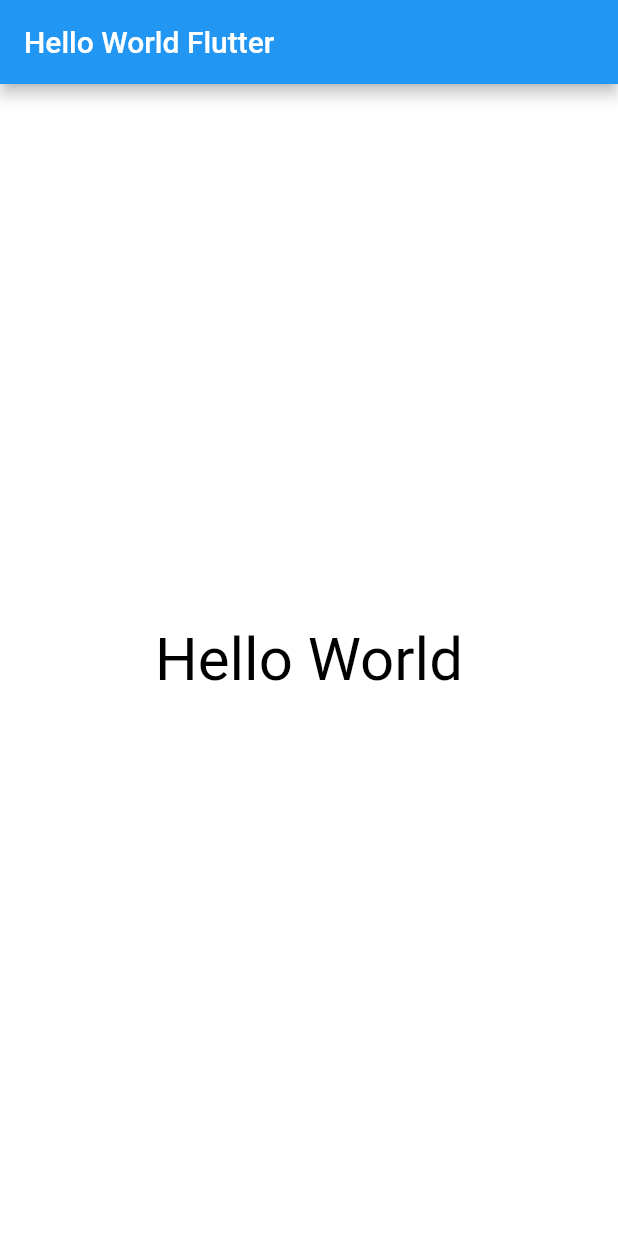
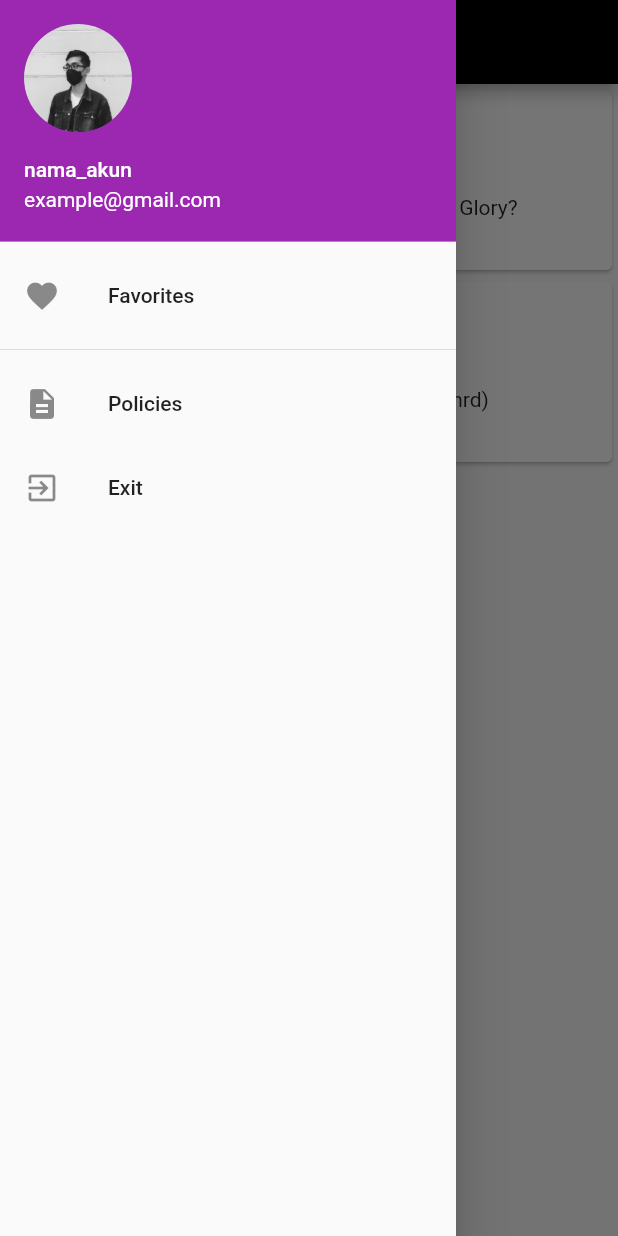
Before and after one commit to dfs1983/kelompok7_flutter, a Flutter app: the screen it shows after launch, with the side drawer open (before the commit the screen has no drawer), on a phone screen of 412 x 824 dp. Run offline on Flutter 3.47's test engine with Material 2 defaults, Android fonts, the light colour scheme and no system bars; our stand-ins replace share_plus.

Commit message:
Project 2 : Penambahan asset gambar dan file musik, navbar, dan artikel di main

```diff
--- /dev/null
+++ b/lib/NavBar.dart
@@ -0,0 +1,51 @@
+import 'package:flutter/material.dart';
+import 'package:share_plus/share_plus.dart';
+
+class NavBar extends StatelessWidget {
+  @override
+  Widget build(BuildContext context) {
+    return Drawer(
+      child: ListView(
+        children: [
+          UserAccountsDrawerHeader(
+              accountName: Text("nama_akun"),
+              accountEmail: Text("example@gmail.com"),
+              currentAccountPicture: CircleAvatar(
+                child: ClipOval(
+                  child: Image.asset(
+                    "assets/avatar1.jpg",
+                    height: 100,
+                    width: 100,
+                    fit: BoxFit.cover,
+                  ),
+                ),
+              ),
+          ),
+          ListTile(
+            leading: Icon(Icons.favorite),
+            title: Text("Favorites"),
+            onTap: () => null,
+          ),
+          //ListTile(
+            //leading: Icon(Icons.share),
+            //title: Text("Share"),
+            //onTap: () async {
+              //Share.share("https");
+            //},
+          //),
+          Divider(),
+          ListTile(
+            leading: Icon(Icons.description),
+            title: Text("Policies"),
+            onTap: () => null,
+          ),
+          ListTile(
+            leading: Icon(Icons.exit_to_app),
+            title: Text("Exit"),
+            onTap: () => null,
+          ),
+        ],
+      ),
+    );
+  }
+}
--- /dev/null
+++ b/lib/artikel_layout.dart
@@ -0,0 +1,37 @@
+import 'package:flutter/material.dart';
+import 'package:flutter1/musik.dart';
+
+class ArtikelLayout extends StatelessWidget {
+  final Musik musik;
+
+  const ArtikelLayout({Key? key, required this.musik}) : super(key: key);
+
+  @override
+  Widget build(BuildContext context) {
+    return Scaffold(
+      appBar: AppBar(
+        title: Text(musik.nama),
+        backgroundColor: Colors.black,
+
+      ),
+      body: Column(
+        crossAxisAlignment: CrossAxisAlignment.center,
+        mainAxisSize: MainAxisSize.min,
+        children: <Widget>[
+          Padding(padding: EdgeInsets.fromLTRB(10, 10, 10, 10),
+          child: Image.asset(musik.gambar, height: 200, width: 200,),
+          ),
+          Padding(padding: EdgeInsets.fromLTRB(10, 5, 10, 5),
+          child: Text(musik.nama,
+            style: const TextStyle(
+              fontWeight: FontWeight.bold, fontSize: 24),),
+          ),
+          Padding(padding: EdgeInsets.fromLTRB(15, 10, 15, 15),
+            child: Text(musik.deskripsi,
+            style: const TextStyle(fontSize: 13), softWrap: true,),
+          )
+        ],
+      ),
+    );
+  }
+}
--- a/lib/main.dart
+++ b/lib/main.dart
@@ -1,22 +1,92 @@
 import 'package:flutter/material.dart';
+import 'package:flutter1/NavBar.dart';
+import 'package:flutter1/artikel_layout.dart';
+import 'package:flutter1/musik.dart';
 
+//Kelompok 7
 void main() {
-  runApp(
-      MaterialApp(
-          title: "Hello World Flutter",
-          home: Scaffold(
-            appBar: AppBar(title: Text('Hello World Flutter'),),
-            body: Material(
-              color: Colors.white,
-              child: Center(
-                child: Text(
-                  "Hello World",
-                  textDirection: TextDirection.ltr,
-                  style: TextStyle(color: Colors.black, fontSize: 40.0),
-                ),
+  runApp(const MyApp());
+}
+
+class MyApp extends StatelessWidget {
+  const MyApp({super.key});
+
+  // This widget is the root of your application.
+  @override
+  Widget build(BuildContext context) {
+    return MaterialApp(
+      title: 'Galeri Musik',
+      theme: ThemeData(
+        primarySwatch: Colors.purple,
+      ),
+      debugShowCheckedModeBanner: false,
+      home: const MyHomePage(title: 'Galeri Musik'),
+    );
+  }
+}
+
+class MyHomePage extends StatefulWidget {
+  const MyHomePage({super.key, required this.title});
+
+  final String title;
+
+  @override
+  State<MyHomePage> createState() => _MyHomePageState();
+}
+
+class _MyHomePageState extends State<MyHomePage> {
+  int _counter = 0;
+
+  void _incrementCounter() {
+    setState(() {
+      _counter++;
+    });
+  }
+
+  @override
+  Widget build(BuildContext context) {
+    return Scaffold(
+      drawer: NavBar(),
+      appBar: AppBar(
+        title: Text(widget.title),
+        backgroundColor: Colors.black,
+      ),
+      body: ListView.builder(
+        itemCount: dataMusik.length,
+        itemBuilder: (context, index) {
+          return GestureDetector(
+            onTap: () {
+              Navigator.push(
+                context,
+                MaterialPageRoute(
+                    builder: (context) => ArtikelLayout(
+                      musik: dataMusik[index],
+                    )));
+            },
+            child: Card(
+              child: Row(
+                children: [
+                  Padding(
+                      padding: EdgeInsets.all(10),
+                      child: Image.asset(dataMusik[index].gambar,
+                          width: 100, height: 100,),
+                  ),
+                  Column(
+                    mainAxisAlignment: MainAxisAlignment.center,
+                    children: [
+                      Padding(
+                        padding: EdgeInsets.all(10),
+                        child: Text(dataMusik[index].nama),
+                      ),
+                      Padding(padding: EdgeInsets.fromLTRB(10, 1, 1, 1),
+                        child: Text(dataMusik[index].album)),
+                    ],
+                  ),],
               ),
             ),
-          )
-      )
-  );
+          );
+        },
+      ),
+    );
+  }
 }
--- /dev/null
+++ b/lib/musik.dart
@@ -0,0 +1,65 @@
+class Musik {
+  String gambar, nama, deskripsi, album;
+
+  Musik({
+    required this.gambar,
+    required this.nama,
+    required this.deskripsi,
+    required this.album,
+  });
+}
+
+List<Musik> dataMusik = [
+  Musik(
+      gambar: "assets/oasis_cover.jpg",
+      nama: "Oasis - Wonder Wall",
+      deskripsi: "Today is gonna be the day "
+"That they're gonna throw it back to you"
+"By now, you should've somehow"
+"Realized what you gotta do"
+"I don't believe that anybody"
+"Feels the way I do about you now"
+"Backbeat, the word was on the street"
+"That the fire in your heart is out"
+"I'm sure you've heard it all before"
+"But you never really had a doubt"
+"I don't believe that anybody"
+"Feels the way I do about you now"
+"And all the roads we have to walk are winding"
+"And all the lights that lead us there are blinding"
+"There are many things that"
+"I would like to say to you, but I don't know how"
+"Because maybe"
+"You're gonna be the one that saves me"
+"And after all"
+"You're my wonderwall"
+"Today was gonna be the day"
+"But they'll never throw it back to you"
+"By now, you should've somehow"
+"Realized what you're not to do"
+"I don't believe that anybody"
+"Feels the way I do about you now"
+"And all the roads that lead you there were winding"
+"And all the lights that light the way are blinding"
+"There are many things that"
+"I would like to say to you, but I don't know how"
+"I said maybe"
+"You're gonna be the one that saves me"
+"And after all"
+"You're my wonderwall"
+"I said maybe (I said maybe)"
+"You're gonna be the one that saves me"
+"And after all"
+"You're my wonderwall"
+          "I said maybe (I said maybe)"
+          "You're gonna be the one that saves me (saves me)"
+          "You're gonna be the one that saves me (that saves me)"
+          "You're gonna be the one that saves me (saves me)",
+      album: "(What's The Story) Morning Glory?",
+  ),
+  Musik(
+      gambar: "assets/lynyrdskynyrd_cover.jpg",
+      nama: "Lynyrd Skynyrd - Free Bird",
+      deskripsi: "Ini deskripsi",
+      album: "(pronounced 'leh-'nrd 'skin-'nrd)"),
+];
```
Also changed, not shown: pubspec.yaml (+6 -3 lines), assets/avatar1.jpg (added), assets/logo.jpg (added), assets/lynyrdskynyrd_cover.jpg (added), assets/oasis_cover.jpg (added), pubspec.lock.
